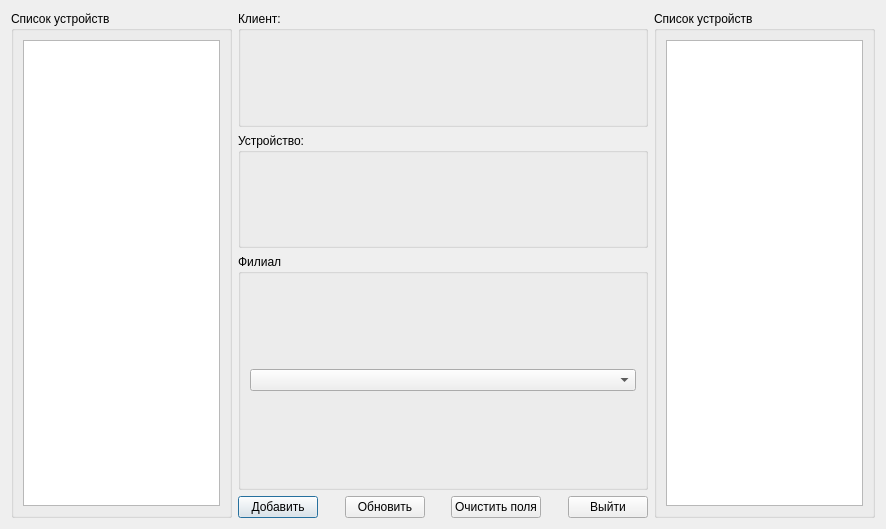
Above: receiptmanager.ui from eboladev/XPPC before the change. Below: the same form after it.
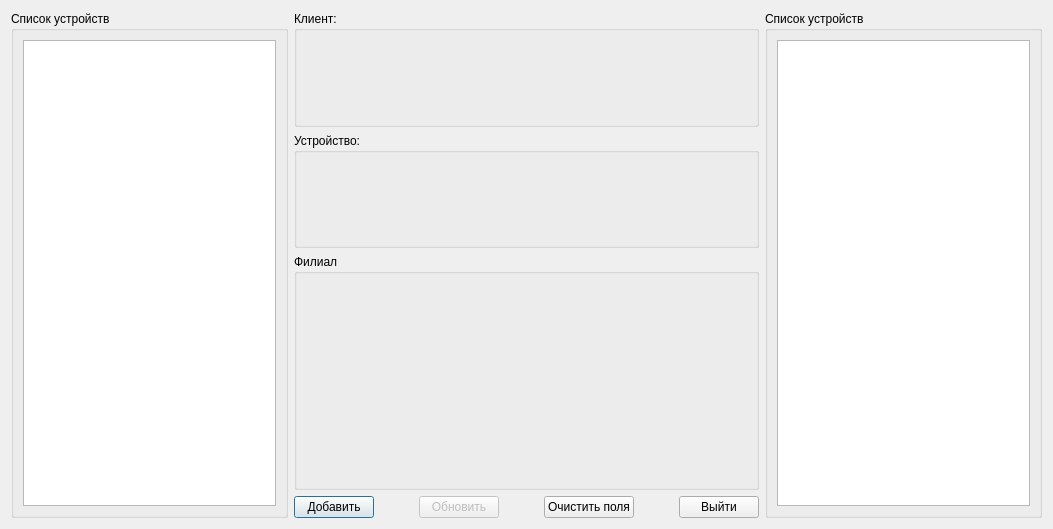
That is the form after the change. Custom widgets are drawn as their Qt base class.

Commit message: cadded completer for customer name in customerwidget, added branch selection widget, continue refactoring of ticket manager

Diff of the .ui file:
```diff
--- a/receiptmanager.ui
+++ b/receiptmanager.ui
@@ -6,7 +6,7 @@
    <rect>
     <x>0</x>
     <y>0</y>
-    <width>886</width>
+    <width>1053</width>
     <height>529</height>
    </rect>
   </property>
@@ -47,6 +47,12 @@
             <bool>true</bool>
            </property>
            <layout class="QGridLayout" name="gridLayout_4">
+            <property name="margin">
+             <number>1</number>
+            </property>
+            <property name="spacing">
+             <number>1</number>
+            </property>
             <item row="0" column="0">
              <widget class="CustomerWidget" name="widget" native="true"/>
             </item>
@@ -61,6 +67,17 @@
            <property name="flat">
             <bool>true</bool>
            </property>
+           <layout class="QGridLayout" name="gridLayout_6">
+            <property name="margin">
+             <number>1</number>
+            </property>
+            <property name="spacing">
+             <number>1</number>
+            </property>
+            <item row="0" column="0">
+             <widget class="DeviceWidget" name="deviceWidget" native="true"/>
+            </item>
+           </layout>
           </widget>
          </item>
         </layout>
@@ -74,8 +91,14 @@
           <bool>true</bool>
          </property>
          <layout class="QGridLayout" name="gridLayout_3">
+          <property name="margin">
+           <number>1</number>
+          </property>
+          <property name="spacing">
+           <number>1</number>
+          </property>
           <item row="0" column="0">
-           <widget class="QComboBox" name="comboBoxBranch"/>
+           <widget class="BranchSelectionWidget" name="branchSelectionWIdget" native="true"/>
           </item>
          </layout>
         </widget>
@@ -104,6 +127,9 @@
          </item>
          <item>
           <widget class="QPushButton" name="pushButtonUpdate">
+           <property name="enabled">
+            <bool>false</bool>
+           </property>
            <property name="text">
             <string>Обновить</string>
            </property>
@@ -176,6 +202,18 @@
    <header>customerwidget.h</header>
    <container>1</container>
   </customwidget>
+  <customwidget>
+   <class>DeviceWidget</class>
+   <extends>QWidget</extends>
+   <header>devicewidget.h</header>
+   <container>1</container>
+  </customwidget>
+  <customwidget>
+   <class>BranchSelectionWidget</class>
+   <extends>QWidget</extends>
+   <header>branchselectionwidget.h</header>
+   <container>1</container>
+  </customwidget>
  </customwidgets>
  <resources/>
  <connections/>
```
Left out of the diff: 2 changed lines with no effect on the pictures. The commit also changes 13 other files.
